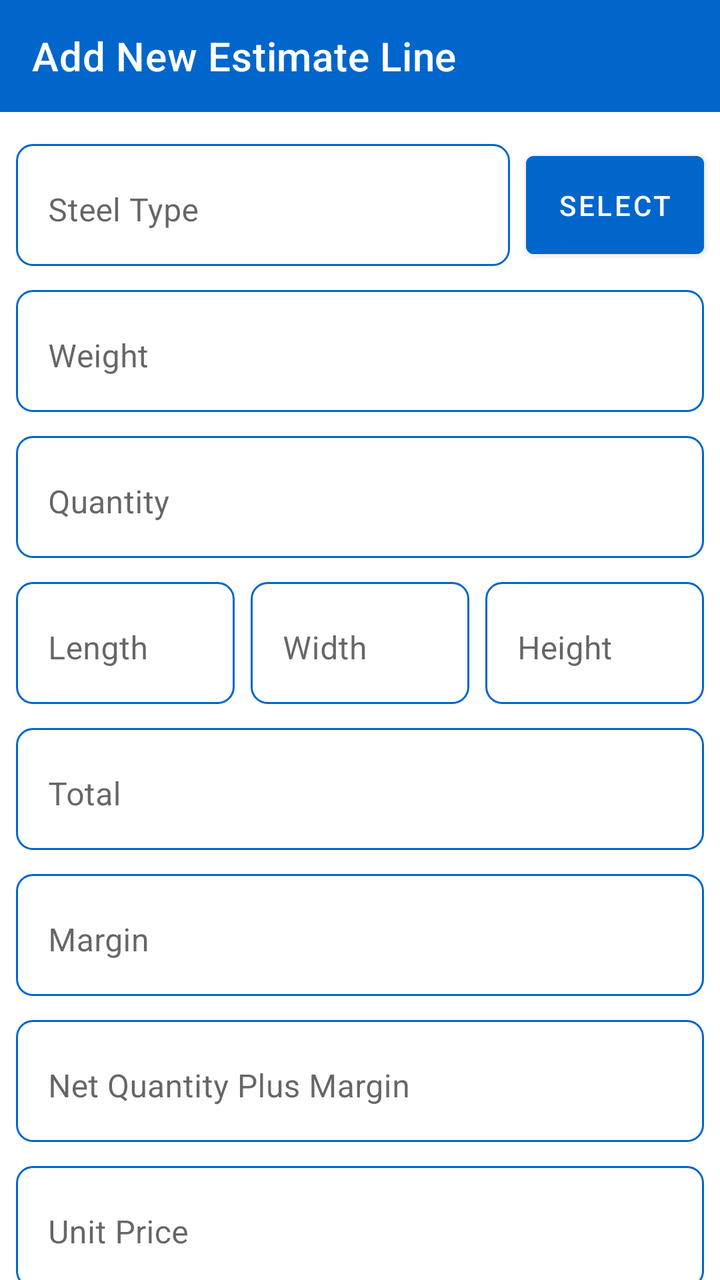
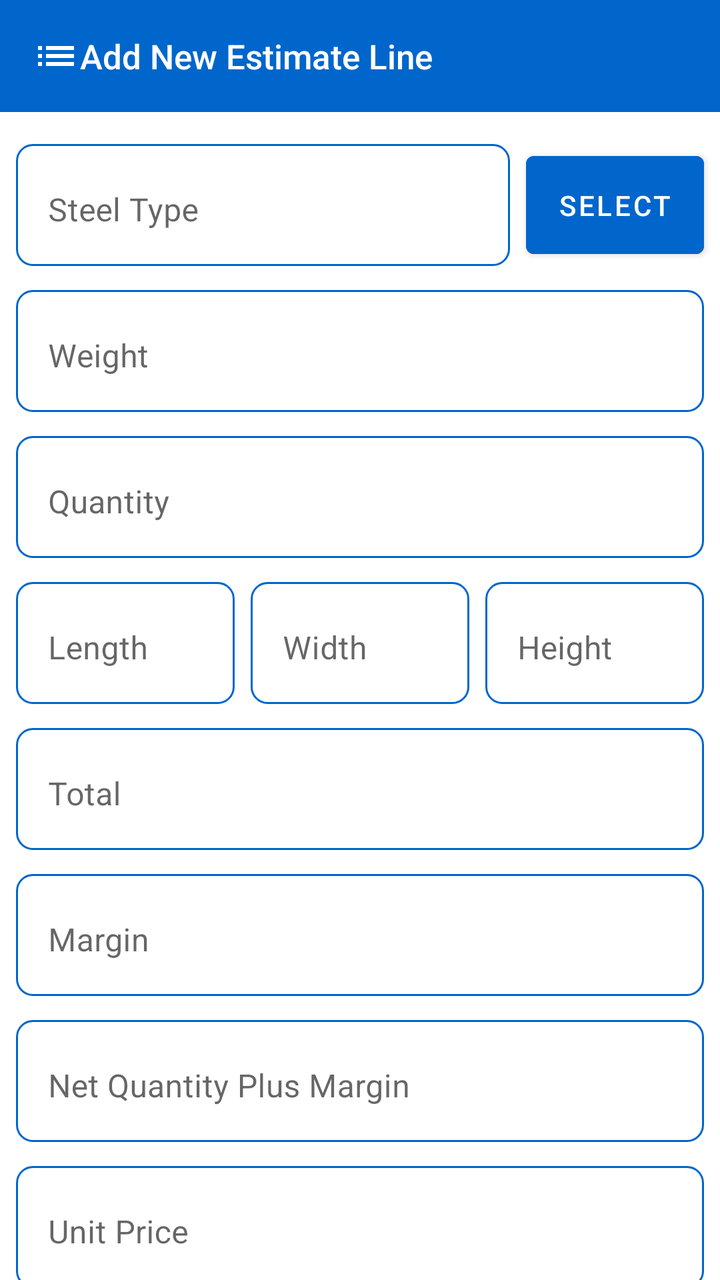

Screens rendered from an Android XML layout before and after an edit, with the pre-edit source and the edit as a unified diff.
<!-- AndroidManifest.xml: application theme Theme.MetalConstructionsEstimates -->
<!-- res/layout/activity_add_estimate_line.xml -->
<?xml version="1.0" encoding="utf-8"?>
<androidx.core.widget.NestedScrollView
    xmlns:android="http://schemas.android.com/apk/res/android"
    xmlns:app="http://schemas.android.com/apk/res-auto"
    android:id="@+id/scrollView"
    android:layout_width="match_parent"
    android:layout_height="match_parent"
    android:fillViewport="true">

    <androidx.constraintlayout.widget.ConstraintLayout
        android:id="@+id/scrollContent"
        android:layout_width="match_parent"
        android:layout_height="wrap_content"
        android:paddingBottom="16dp">

        
        <androidx.appcompat.widget.Toolbar
            android:id="@+id/toolbar"
            android:layout_width="match_parent"
            android:layout_height="?attr/actionBarSize"
            android:background="#0066cc"
            app:title="@string/addEstimateLine"
            app:titleTextColor="@android:color/white"
            app:layout_constraintTop_toTopOf="parent"
            app:layout_constraintStart_toStartOf="parent"
            app:layout_constraintEnd_toEndOf="parent" />

        
        <com.google.android.material.textfield.TextInputLayout
            android:id="@+id/steelTypeLayout"
            android:layout_width="0dp"
            android:layout_height="wrap_content"
            android:hint="@string/steelType"
            app:layout_constraintTop_toBottomOf="@id/toolbar"
            app:layout_constraintStart_toStartOf="parent"
            app:layout_constraintEnd_toStartOf="@id/selectSteelButton"
            android:layout_marginTop="16dp"
            android:background="@drawable/shape"
            android:layout_marginStart="8dp"
            android:layout_marginEnd="8dp"
            style="@style/Widget.MaterialComponents.TextInputLayout.OutlinedBox">

            <com.google.android.material.textfield.TextInputEditText
                android:id="@+id/steelTypeEditText_add_estimate_line"
                android:layout_width="match_parent"
                android:layout_height="wrap_content"
                android:textColor="#333333"
                android:inputType="text"
                android:enabled="false"
                android:textColorHint="#4A4A4A"
                android:background="@android:color/transparent" />
        </com.google.android.material.textfield.TextInputLayout>

        
        <Button
            android:id="@+id/selectSteelButton"
            android:layout_width="wrap_content"
            android:layout_height="0dp"
            android:layout_marginEnd="8dp"
            android:backgroundTint="#0066cc"
            android:text="@string/selectSteel"
            android:textColor="@android:color/white"
            app:layout_constraintBottom_toBottomOf="@id/steelTypeLayout"
            app:layout_constraintEnd_toEndOf="parent"
            app:layout_constraintTop_toTopOf="@id/steelTypeLayout" />

        
        <com.google.android.material.textfield.TextInputLayout
            android:id="@+id/weightLayout"
            android:layout_width="0dp"
            android:layout_height="wrap_content"
            android:hint="@string/weight"
            app:layout_constraintTop_toBottomOf="@id/steelTypeLayout"
            app:layout_constraintStart_toStartOf="parent"
            app:layout_constraintEnd_toEndOf="parent"
            android:background="@drawable/shape"
            android:layout_marginTop="12dp"
            android:layout_marginStart="8dp"
            android:layout_marginEnd="8dp"
            style="@style/Widget.MaterialComponents.TextInputLayout.OutlinedBox">

            <com.google.android.material.textfield.TextInputEditText
                android:id="@+id/weightEditText_add_estimate_line"
                android:layout_width="match_parent"
                android:layout_height="wrap_content"
                android:textColor="#333333"
                android:enabled="false"
                android:inputType="numberDecimal"
                android:textColorHint="#4A4A4A"
                android:background="@android:color/transparent" />
        </com.google.android.material.textfield.TextInputLayout>

        
        <com.google.android.material.textfield.TextInputLayout
            android:id="@+id/quantityLayout"
            android:layout_width="0dp"
            android:layout_height="wrap_content"
            android:hint="@string/quantity"
            android:background="@drawable/shape"
            app:layout_constraintTop_toBottomOf="@id/weightLayout"
            app:layout_constraintStart_toStartOf="parent"
            app:layout_constraintEnd_toEndOf="parent"
            android:layout_marginTop="12dp"
            android:layout_marginStart="8dp"
            android:layout_marginEnd="8dp"
            style="@style/Widget.MaterialComponents.TextInputLayout.OutlinedBox">

            <com.google.android.material.textfield.TextInputEditText
                android:id="@+id/quantityEditText_add_estimate_line"
                android:layout_width="match_parent"
                android:layout_height="wrap_content"
                android:textColor="#333333"
                android:textColorHint="#4A4A4A"
                android:background="@android:color/transparent"
                android:inputType="number" />
        </com.google.android.material.textfield.TextInputLayout>

        
        <com.google.android.material.textfield.TextInputLayout
            android:id="@+id/lengthLayout"
            android:layout_width="0dp"
            android:layout_height="wrap_content"
            android:hint="@string/length"
            android:background="@drawable/shape"
            app:layout_constraintTop_toBottomOf="@id/quantityLayout"
            app:layout_constraintStart_toStartOf="parent"
            app:layout_constraintEnd_toStartOf="@id/widthLayout"
            android:layout_marginTop="12dp"
            android:layout_marginStart="8dp"
            style="@style/Widget.MaterialComponents.TextInputLayout.OutlinedBox">

            <com.google.android.material.textfield.TextInputEditText
                android:id="@+id/lengthEditText_add_estimate_line"
                android:layout_width="match_parent"
                android:layout_height="wrap_content"
                android:textColor="#333333"
                android:textColorHint="#4A4A4A"
                android:background="@android:color/transparent"
                android:inputType="numberDecimal" />
        </com.google.android.material.textfield.TextInputLayout>

        <com.google.android.material.textfield.TextInputLayout
            android:id="@+id/widthLayout"
            android:layout_width="0dp"
            android:layout_height="wrap_content"
            android:hint="@string/width"
            android:background="@drawable/shape"
            app:layout_constraintTop_toTopOf="@id/lengthLayout"
            app:layout_constraintStart_toEndOf="@id/lengthLayout"
            app:layout_constraintEnd_toStartOf="@id/heightLayout"
            android:layout_marginStart="8dp"
            android:layout_marginEnd="8dp"
            style="@style/Widget.MaterialComponents.TextInputLayout.OutlinedBox">

            <com.google.android.material.textfield.TextInputEditText
                android:id="@+id/widthEditText_add_estimate_line"
                android:layout_width="match_parent"
                android:layout_height="wrap_content"
                android:textColor="#333333"
                android:textColorHint="#4A4A4A"
                android:background="@android:color/transparent"
                android:inputType="numberDecimal" />
        </com.google.android.material.textfield.TextInputLayout>

        <com.google.android.material.textfield.TextInputLayout
            android:id="@+id/heightLayout"
            android:layout_width="0dp"
            android:layout_height="wrap_content"
            android:hint="@string/height"
            android:background="@drawable/shape"
            app:layout_constraintTop_toTopOf="@id/lengthLayout"
            app:layout_constraintStart_toEndOf="@id/widthLayout"
            app:layout_constraintEnd_toEndOf="parent"
            android:layout_marginEnd="8dp"
            style="@style/Widget.MaterialComponents.TextInputLayout.OutlinedBox">

            <com.google.android.material.textfield.TextInputEditText
                android:id="@+id/heightEditText_add_estimate_line"
                android:layout_width="match_parent"
                android:layout_height="wrap_content"
                android:textColor="#333333"
                android:textColorHint="#4A4A4A"
                android:background="@android:color/transparent"
                android:inputType="numberDecimal" />
        </com.google.android.material.textfield.TextInputLayout>

        
        <com.google.android.material.textfield.TextInputLayout
            android:id="@+id/totalLayout"
            android:layout_width="0dp"
            android:layout_height="wrap_content"
            android:hint="@string/total"
            android:background="@drawable/shape"
            app:layout_constraintTop_toBottomOf="@id/lengthLayout"
            app:layout_constraintStart_toStartOf="parent"
            app:layout_constraintEnd_toEndOf="parent"
            android:layout_marginTop="12dp"
            android:layout_marginStart="8dp"
            android:layout_marginEnd="8dp"
            style="@style/Widget.MaterialComponents.TextInputLayout.OutlinedBox">

            <com.google.android.material.textfield.TextInputEditText
                android:id="@+id/totalEditText_add_estimate_line"
                android:layout_width="match_parent"
                android:layout_height="wrap_content"
                android:textColor="#333333"
                android:inputType="numberDecimal"
                android:textColorHint="#4A4A4A"
                android:enabled="false"
                android:background="@android:color/transparent" />
        </com.google.android.material.textfield.TextInputLayout>

        
        <com.google.android.material.textfield.TextInputLayout
            android:id="@+id/marginLayout"
            android:layout_width="0dp"
            android:layout_height="wrap_content"
            android:hint="@string/margin"
            android:background="@drawable/shape"
            app:layout_constraintTop_toBottomOf="@id/totalLayout"
            app:layout_constraintStart_toStartOf="parent"
            app:layout_constraintEnd_toEndOf="parent"
            android:layout_marginTop="12dp"
            android:layout_marginStart="8dp"
            android:layout_marginEnd="8dp"
            style="@style/Widget.MaterialComponents.TextInputLayout.OutlinedBox">

            <com.google.android.material.textfield.TextInputEditText
                android:id="@+id/marginEditText_add_estimate_line"
                android:layout_width="match_parent"
                android:layout_height="wrap_content"
                android:textColor="#333333"
                android:textColorHint="#4A4A4A"
                android:background="@android:color/transparent"
                android:inputType="numberDecimal" />
        </com.google.android.material.textfield.TextInputLayout>

        
        <com.google.android.material.textfield.TextInputLayout
            android:id="@+id/netQuantityLayout"
            android:layout_width="0dp"
            android:layout_height="wrap_content"
            android:hint="@string/netQuantityPlusMargin"
            android:background="@drawable/shape"
            app:layout_constraintTop_toBottomOf="@id/marginLayout"
            app:layout_constraintStart_toStartOf="parent"
            app:layout_constraintEnd_toEndOf="parent"
            android:layout_marginTop="12dp"
            android:layout_marginStart="8dp"
            android:layout_marginEnd="8dp"
            style="@style/Widget.MaterialComponents.TextInputLayout.OutlinedBox">

            <com.google.android.material.textfield.TextInputEditText
                android:id="@+id/netQuantityEditText_add_estimate_line"
                android:layout_width="match_parent"
                android:layout_height="wrap_content"
                android:textColor="#333333"
                android:enabled="false"
                android:textColorHint="#4A4A4A"
                android:inputType="numberDecimal"
                android:background="@android:color/transparent" />
        </com.google.android.material.textfield.TextInputLayout>

        
        <com.google.android.material.textfield.TextInputLayout
            android:id="@+id/unitPriceLayout"
            android:layout_width="0dp"
            android:layout_height="wrap_content"
            android:hint="@string/unitPrice"
            android:background="@drawable/shape"
            app:layout_constraintTop_toBottomOf="@id/netQuantityLayout"
            app:layout_constraintStart_toStartOf="parent"
            app:layout_constraintEnd_toEndOf="parent"
            android:layout_marginTop="12dp"
            android:layout_marginStart="8dp"
            android:layout_marginEnd="8dp"
            style="@style/Widget.MaterialComponents.TextInputLayout.OutlinedBox">

            <com.google.android.material.textfield.TextInputEditText
                android:id="@+id/unitPriceEditText_add_estimate_line"
                android:layout_width="match_parent"
                android:layout_height="wrap_content"
                android:textColor="#333333"
                android:textColorHint="#4A4A4A"
                android:background="@android:color/transparent"
                android:inputType="numberDecimal" />
        </com.google.android.material.textfield.TextInputLayout>

        
        <com.google.android.material.textfield.TextInputLayout
            android:id="@+id/totalPriceLayout"
            android:layout_width="0dp"
            android:layout_height="wrap_content"
            android:hint="@string/totalPrice"
            android:background="@drawable/shape"
            app:layout_constraintTop_toBottomOf="@id/unitPriceLayout"
            app:layout_constraintStart_toStartOf="parent"
            app:layout_constraintEnd_toEndOf="parent"
            android:layout_marginTop="12dp"
            android:layout_marginStart="8dp"
            android:layout_marginEnd="8dp"
            style="@style/Widget.MaterialComponents.TextInputLayout.OutlinedBox">

            <com.google.android.material.textfield.TextInputEditText
                android:id="@+id/totalPriceEditText_add_estimate_line"
                android:layout_width="match_parent"
                android:layout_height="wrap_content"
                android:textColor="#333333"
                android:enabled="false"
                android:textColorHint="#4A4A4A"
                android:inputType="numberDecimal"
                android:background="@android:color/transparent"/>
        </com.google.android.material.textfield.TextInputLayout>

        
        <Button
            android:id="@+id/addButton_add_estimate_line"
            android:layout_width="0dp"
            android:layout_height="wrap_content"
            android:layout_marginStart="8dp"
            android:layout_marginTop="16dp"
            android:layout_marginEnd="8dp"
            android:backgroundTint="#0066cc"
            android:text="@string/add"
            android:textColor="@android:color/white"
            app:layout_constraintEnd_toStartOf="@id/clearButton_add_estimate_line"
            app:layout_constraintStart_toStartOf="parent"
            app:layout_constraintTop_toBottomOf="@id/totalPriceLayout" />

        
        <Button
            android:id="@+id/clearButton_add_estimate_line"
            android:layout_width="0dp"
            android:layout_height="wrap_content"
            android:layout_marginStart="8dp"
            android:layout_marginTop="16dp"
            android:layout_marginEnd="8dp"
            android:backgroundTint="#0066cc"
            android:text="@string/clear"
            android:textColor="@android:color/white"
            app:layout_constraintEnd_toEndOf="parent"
            app:layout_constraintStart_toEndOf="@id/addButton_add_estimate_line"
            app:layout_constraintTop_toBottomOf="@id/totalPriceLayout" />

    </androidx.constraintlayout.widget.ConstraintLayout>
</androidx.core.widget.NestedScrollView>
<!-- resources referenced by this layout -->
<resources>
  <!-- drawable shape (drawable) -->
  <shape xmlns:android="http://schemas.android.com/apk/res/android"
      android:shape="rectangle">
      <solid android:color="#FFFFFF" />
      
      <stroke
          android:width="1.1dp"
          android:color="#0066cc" /> 
  
      <corners android:radius="8dp" />
  </shape>
  <string name="add">Add</string>
  <string name="addEstimateLine">Add New Estimate Line</string>
  <string name="clear">Clear</string>
  <string name="height">Height</string>
  <string name="length">Length</string>
  <string name="margin">Margin</string>
  <string name="netQuantityPlusMargin">Net Quantity Plus Margin</string>
  <string name="quantity">Quantity</string>
  <string name="selectSteel">Select</string>
  <string name="steelType">Steel Type</string>
  <string name="total">Total</string>
  <string name="totalPrice">Total Price</string>
  <string name="unitPrice">Unit Price</string>
  <string name="weight">Weight</string>
  <string name="width">Width</string>
  <style name="Theme.MetalConstructionsEstimates" parent="Theme.MaterialComponents.DayNight.NoActionBar">
      
          <item name="colorPrimary">@color/purple_200</item>
          <item name="colorPrimaryVariant">@color/purple_700</item>
          <item name="colorOnPrimary">@color/black</item>
  
          <item name="colorSecondary">@color/teal_200</item>
          <item name="colorSecondaryVariant">@color/teal_200</item>
          <item name="colorOnSecondary">@color/black</item>
  
          <item name="android:statusBarColor">?attr/colorPrimaryVariant</item>
          <item name="android:windowLightStatusBar">false</item>
  
          
      </style>
  <color name="purple_200">#FFBB86FC</color>
  <color name="purple_700">#FF3700B3</color>
  <color name="black">#FF000000</color>
  <color name="teal_200">#FF03DAC5</color>
</resources>

<!-- the commit's change to res/layout/activity_add_estimate_line.xml (unified diff, before → after) -->
@@ -19,7 +19,13 @@
             android:layout_width="match_parent"
             android:layout_height="?attr/actionBarSize"
             android:background="#0066cc"
+            android:theme="@style/ThemeOverlay.MaterialComponents.Dark.ActionBar"
+            app:popupTheme="@style/ThemeOverlay.AppCompat.DayNight"
             app:title="@string/addEstimateLine"
+            app:logo="@drawable/ic_toolbar_estimate_lines"
+            app:contentInsetStartWithNavigation="0dp"
+            app:titleMarginStart="10dp"
+            app:titleTextAppearance="@style/ListToolbarTitle"
             app:titleTextColor="@android:color/white"
             app:layout_constraintTop_toTopOf="parent"
             app:layout_constraintStart_toStartOf="parent"
<!-- resource entries referenced after the edit -->
@@ -1,5 +1,16 @@
 <!-- resources referenced by this layout -->
 <resources>
+  <!-- drawable ic_toolbar_estimate_lines (drawable) -->
+  <?xml version="1.0" encoding="utf-8"?>
+  <vector xmlns:android="http://schemas.android.com/apk/res/android"
+      android:width="24dp"
+      android:height="24dp"
+      android:viewportWidth="24"
+      android:viewportHeight="24">
+      <path
+          android:fillColor="#FFFFFFFF"
+          android:pathData="M3,13h2v-2H3v2zM3,17h2v-2H3v2zM3,9h2V7H3v2zM7,13h14v-2H7v2zM7,17h14v-2H7v2zM7,7v2h14V7H7z" />
+  </vector>
   <!-- drawable shape (drawable) -->
   <shape xmlns:android="http://schemas.android.com/apk/res/android"
       android:shape="rectangle">
@@ -26,6 +37,9 @@
   <string name="unitPrice">Unit Price</string>
   <string name="weight">Weight</string>
   <string name="width">Width</string>
+  <style name="ListToolbarTitle" parent="TextAppearance.AppCompat.Widget.ActionBar.Title">
+          <item name="android:textSize">@dimen/list_toolbar_title_size</item>
+      </style>
   <style name="Theme.MetalConstructionsEstimates" parent="Theme.MaterialComponents.DayNight.NoActionBar">
       
           <item name="colorPrimary">@color/purple_200</item>
@@ -41,6 +55,7 @@
   
           
       </style>
+  <dimen name="list_toolbar_title_size">17sp</dimen>
   <color name="purple_200">#FFBB86FC</color>
   <color name="purple_700">#FF3700B3</color>
   <color name="black">#FF000000</color>
